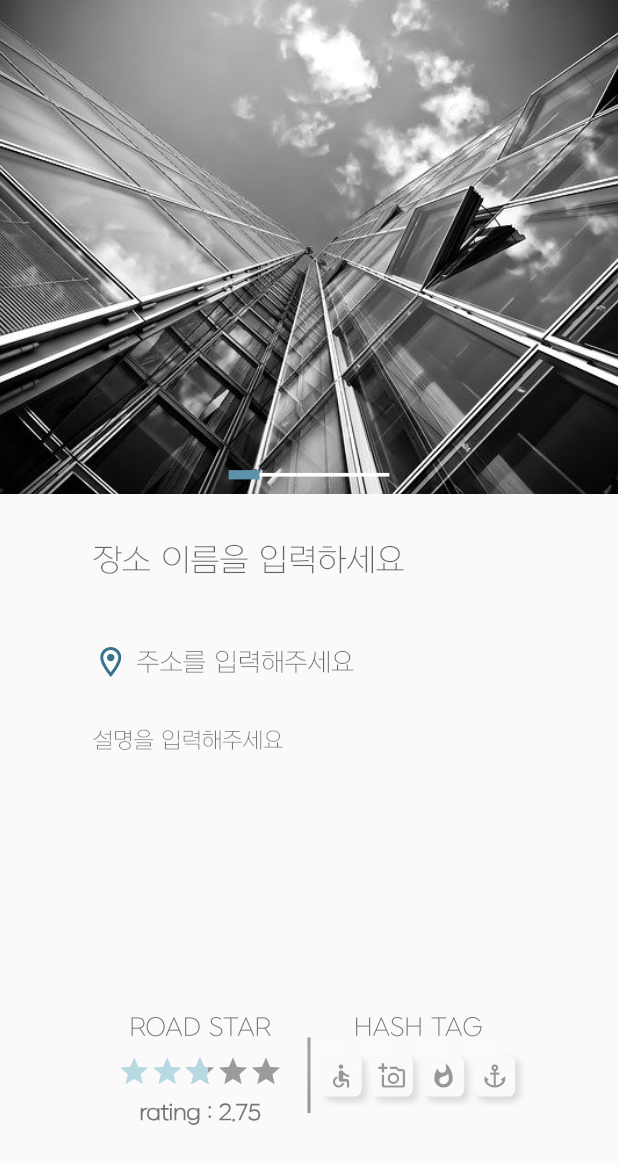
After one commit to heooony/Road_ize, a Flutter app: the AddPlaceScreen screen opened directly, on a phone screen of 412 x 824 dp. The commit adds this screen. Shown: the top 1164 px of the screen. Run offline on Flutter 3.47's test engine with Material 2 defaults, Android fonts, the light colour scheme and no system bars; drawn by our look-alikes of flutter_rating_bar; our stand-ins replace cloud_firestore, firebase_auth, firebase_core, google_sign_in; missing offline and left inert: bottom_bar_line, mysql1, password, photo_manager; accounts and stored records are empty.

Commit message:
Add place add screen

```diff
--- /dev/null
+++ b/lib/screens/add_place/add_place_screen.dart
@@ -0,0 +1,30 @@
+import 'package:flutter/material.dart';
+import 'package:roadize/constants.dart';
+import 'package:roadize/size_config.dart';
+import 'components/place_image.dart';
+import 'components/place_information.dart';
+import 'components/place_title.dart';
+
+class AddPlaceScreen extends StatefulWidget {
+  @override
+  _AddPlaceScreenState createState() => _AddPlaceScreenState();
+}
+
+class _AddPlaceScreenState extends State<AddPlaceScreen> {
+  @override
+  Widget build(BuildContext context) {
+    SizeConfig.init(context);
+    return SafeArea(
+      child: Scaffold(
+          body: SingleChildScrollView(
+        child: Column(
+          children: [
+            PlaceImage(),
+            PlaceTitle(),
+            PlaceInformation(),
+          ],
+        ),
+      )),
+    );
+  }
+}
--- /dev/null
+++ b/lib/screens/add_place/components/place_image.dart
@@ -0,0 +1,98 @@
+import 'package:flutter/material.dart';
+import 'package:roadize/size_config.dart';
+
+import '../../../constants.dart';
+
+class PlaceImage extends StatefulWidget {
+  @override
+  _PlaceImageState createState() => _PlaceImageState();
+}
+
+class _PlaceImageState extends State<PlaceImage> {
+  int currentPage = 0;
+
+  @override
+  Widget build(BuildContext context) {
+    SizeConfig.init(context);
+    return Stack(
+      children: [
+        Container(
+          width: SizeConfig.screenWidth,
+          height: SizeConfig.screenHeight * 0.4,
+          child: PageView(
+            onPageChanged: (value) {
+              setState(() {
+                currentPage = value;
+              });
+            },
+            children: [
+              ImageCard(
+                imageName: '1',
+              ),
+              ImageCard(
+                imageName: '2',
+              ),
+              ImageCard(
+                imageName: '3',
+              ),
+              ImageCard(
+                imageName: '4',
+              ),
+              ImageCard(
+                imageName: '1',
+              ),
+              ImageCard(
+                imageName: '2',
+              ),
+              ImageCard(
+                imageName: '3',
+              ),
+              ImageCard(
+                imageName: '4',
+              ),
+            ],
+          ),
+        ),
+        Positioned(
+            bottom: kDefaultPadding * 0.5,
+            left: 0,
+            right: 0,
+            child: Row(
+              mainAxisAlignment: MainAxisAlignment.center,
+              children: List.generate(
+                8,
+                (index) => Container(
+                  width: currentPage == index
+                      ? SizeConfig.screenWidth * 0.05
+                      : SizeConfig.screenWidth * 0.03,
+                  height: currentPage == index
+                      ? SizeConfig.screenWidth * 0.015
+                      : SizeConfig.screenWidth * 0.006,
+                  decoration: BoxDecoration(
+                    color:
+                        currentPage == index ? kSecondLightColor : Colors.white,
+                  ),
+                ),
+              ),
+            ))
+      ],
+    );
+  }
+}
+
+class ImageCard extends StatelessWidget {
+  ImageCard({this.imageName});
+  final imageName;
+
+  @override
+  Widget build(BuildContext context) {
+    return Container(
+        width: SizeConfig.screenWidth,
+        height: SizeConfig.screenHeight * 0.4,
+        decoration: BoxDecoration(
+            color: Colors.black,
+            image: DecorationImage(
+                image: AssetImage('images/$imageName.jpg'),
+                fit: BoxFit.cover)));
+  }
+}
--- /dev/null
+++ b/lib/screens/add_place/components/place_information.dart
@@ -0,0 +1,69 @@
+import 'package:flutter/material.dart';
+import 'package:roadize/screens/place/components/rating_hashtag.dart';
+import 'package:roadize/size_config.dart';
+import '../../../constants.dart';
+
+import 'hashtag_card.dart';
+
+class PlaceInformation extends StatefulWidget {
+  @override
+  _PlaceInformationState createState() => _PlaceInformationState();
+}
+
+class _PlaceInformationState extends State<PlaceInformation> {
+  final List<String> location = [
+    '서울특별시 중구 세종대로 110 서울특별시청asd asdada',
+  ];
+
+  final List<String> introduce = [
+    '서기전 18년 백제 시조 온조왕이 도읍지왕29)에 북한산입니다. 제가 사는 곳은 어디어디구요 그냥 테스트용으로 말을 길게 쓰려고 하다보니 할 말이 없네요. 제가 잠깐 군대있던 썰을 풀어볼까요. 저는 예비군이었습니다. 경남 진주시에 근무지가 있어 사람들이 사투리를 쓰는데 무섭더라고요. 예비군선배님들 그러시면 안됩니다. 막 명령하는데 제가 명령 당하게 되고 무섭고 문신막있고 뭐라 하고 그냥 완전 무서웠어요. 결론은 예비군 선배님들이 짱이었다는 거에요. 어느 정도 말이 길어졌네요. 그럼 여기서 그만두도록 하죠.'
+  ];
+
+  @override
+  Widget build(BuildContext context) {
+    SizeConfig.init(context);
+    return Container(
+      margin: EdgeInsets.symmetric(
+          horizontal: SizeConfig.screenWidth * 0.15, vertical: kDefaultPadding),
+      child: Column(
+        children: [
+          Row(
+            children: [
+              Icon(
+                Icons.location_on_outlined,
+                color: kSecondColor,
+              ),
+              SizedBox(
+                width: kDefaultPadding * 0.25,
+              ),
+              Expanded(
+                child: TextField(
+                  style: TextStyle(fontSize: SizeConfig.fontSize * 0.8),
+                  decoration: InputDecoration(
+                      contentPadding: EdgeInsets.all(0.0),
+                      hintText: '주소를 입력해주세요',
+                      border: OutlineInputBorder(borderSide: BorderSide.none)),
+                ),
+              ),
+            ],
+          ),
+          SizedBox(
+            height: kDefaultPadding,
+          ),
+          TextField(
+            style: TextStyle(fontSize: SizeConfig.fontSize * 0.7),
+            maxLines: 10,
+            decoration: InputDecoration(
+                contentPadding: EdgeInsets.all(0.0),
+                hintText: '설명을 입력해주세요',
+                border: OutlineInputBorder(borderSide: BorderSide.none)),
+          ),
+          SizedBox(
+            height: kDefaultPadding,
+          ),
+          RatingHashtag(),
+        ],
+      ),
+    );
+  }
+}
--- /dev/null
+++ b/lib/screens/add_place/components/place_title.dart
@@ -0,0 +1,24 @@
+import 'package:flutter/material.dart';
+import 'package:roadize/size_config.dart';
+
+import '../../../constants.dart';
+
+class PlaceTitle extends StatelessWidget {
+  @override
+  Widget build(BuildContext context) {
+    SizeConfig.init(context);
+    return Padding(
+      padding: EdgeInsets.only(
+          top: kDefaultPadding,
+          left: SizeConfig.screenWidth * 0.15,
+          right: kDefaultPadding),
+      child: TextField(
+        style: TextStyle(fontSize: SizeConfig.fontSize),
+        decoration: InputDecoration(
+            contentPadding: EdgeInsets.all(0.0),
+            hintText: '장소 이름을 입력하세요',
+            border: OutlineInputBorder(borderSide: BorderSide.none)),
+      ),
+    );
+  }
+}
```
Also changed, not shown: lib/screens/add_place/components/hashtag_card.dart (added, +34 -0 lines), lib/screens/add_place/components/rating_hashtag.dart (added, +81 -0 lines), lib/screens/add_road/add_road_screen.dart (+31 -2 lines).
